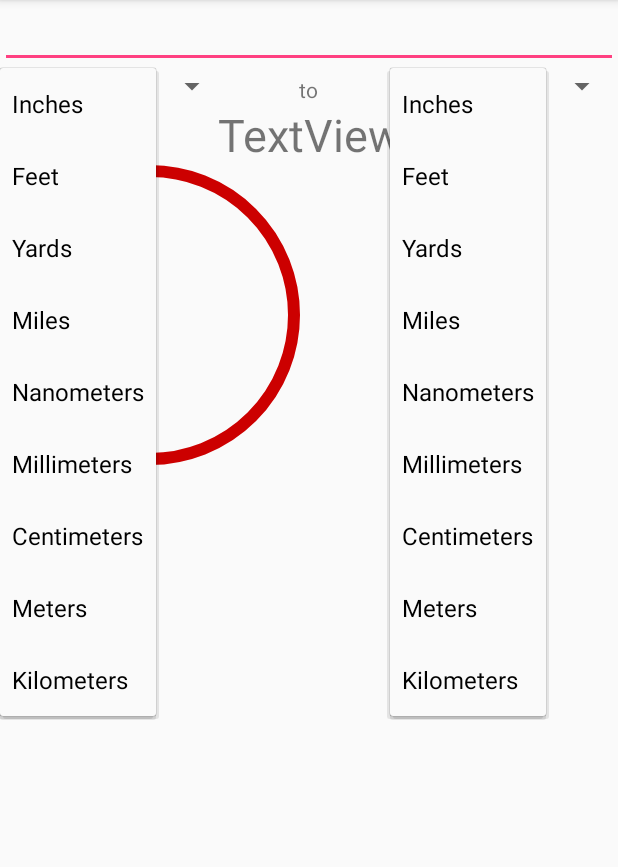
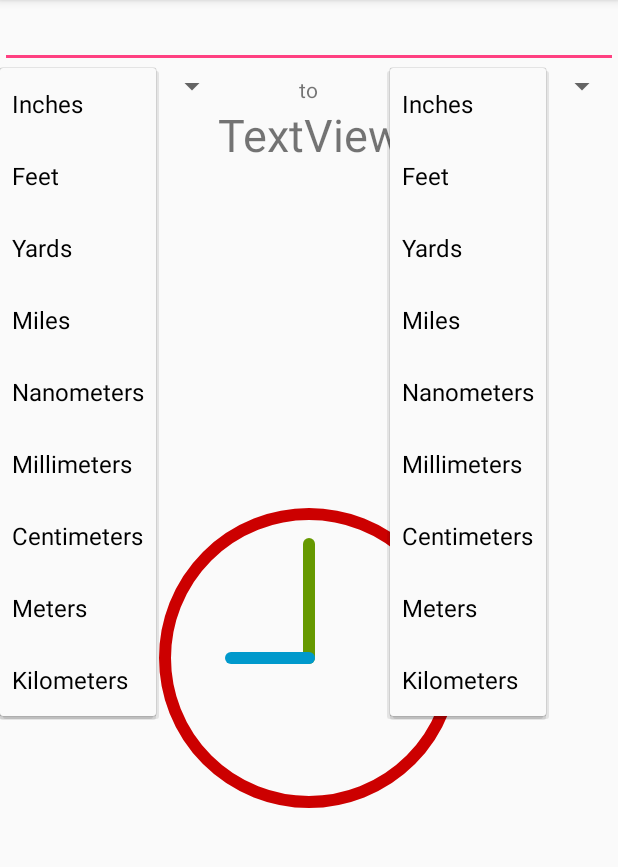
Before and after one commit to gkgkgkgk/AndroidVisualMetricsConverter, an Android app: the screen it shows after launch (MainActivity), after a tap on "Distance", on a phone screen of 412 x 824 dp, the part 84-951 px from its top. Run offline under Robolectric (Android 15) with nearby library versions, the phone set to English and light mode, and no system bars; 3 other taps on this screen came first.

Commit message:
Ok, Animation Works.
Working on custom animations now

```diff
--- a/app/src/main/java/com/example/gavri/metricsconverter/MainActivity.java
+++ b/app/src/main/java/com/example/gavri/metricsconverter/MainActivity.java
@@ -1,6 +1,7 @@
 package com.example.gavri.metricsconverter;
 
 import android.graphics.drawable.Animatable;
+import android.graphics.drawable.AnimatedVectorDrawable;
 import android.graphics.drawable.Drawable;
 import android.media.Image;
 import android.os.Bundle;
@@ -32,9 +33,9 @@ public class MainActivity extends AppCompatActivity
 
     Spinner spinnerLeft, spinnerRight;
 
-    String currentUnit;
+    String currentUnit = "";
 
-    ImageView animation;
+    ImageView imageView;
 
     @Override
     protected void onCreate(Bundle savedInstanceState) {
@@ -43,7 +44,7 @@ public class MainActivity extends AppCompatActivity
         Toolbar toolbar = (Toolbar) findViewById(R.id.toolbar);
         setSupportActionBar(toolbar);
 
-        animation = (ImageView) findViewById(R.id.animationImage);
+        imageView = (ImageView) findViewById(R.id.animationImage);
         setUpAnimation();
 
         addSpinnerListeners();
@@ -195,6 +196,7 @@ public class MainActivity extends AppCompatActivity
     }
 
     public void calculate(String unit){
+        setUpAnimation();
         switch(unit){
             case "time":
                 calculateTime();
@@ -601,10 +603,13 @@ public class MainActivity extends AppCompatActivity
     }
 
     public void setUpAnimation(){
-        System.out.println("Setting up animation");
-        Drawable d = animation.getDrawable();
-        if (d instanceof Animatable) {
-            ((Animatable) d).start();
+        Drawable d = imageView.getDrawable();
+        if (d instanceof AnimatedVectorDrawable) {
+            AnimatedVectorDrawable a = (AnimatedVectorDrawable) d;
+            EditText editText14 = (EditText)findViewById(R.id.editText14);
+            TextView text = (TextView)findViewById(R.id.answer);
+            startAnimation(a, currentUnit, editText14.getText().toString(), text.getText().toString());
+            a.start();
         }
         else{
             System.out.println("Not Drawing");
@@ -612,5 +617,25 @@ public class MainActivity extends AppCompatActivity
 
     }
 
+    public void startAnimation(AnimatedVectorDrawable animation, String unit, String editText, String answer){
+        switch(unit){
+            case "time":
+                imageView.setImageResource(R.drawable.clock_animation);
+                animation.start();
+                break;
+            case "speed":
+                break;
+            case "mass":
+                break;
+            case "cooking":
+                break;
+            case "data":
+                break;
+            case "distance":
+                break;
+            default:
+                break;
+        }
+    }
 
 }
--- a/app/src/main/res/drawable/clock.xml
+++ b/app/src/main/res/drawable/clock.xml
@@ -5,7 +5,7 @@
     android:viewportHeight="100"
     android:viewportWidth="100" >
     <group
-        android:name="minutes"
+        android:name="first_rotation"
         android:pivotX="50"
         android:pivotY="50"
         android:rotation="0">
@@ -16,7 +16,7 @@
             android:pathData="M 50,50 L 50,12"/>
     </group>
     <group
-        android:name="hours"
+        android:name="second_rotation"
         android:pivotX="50"
         android:pivotY="50"
         android:rotation="0">
--- a/app/src/main/res/drawable/clock_animation.xml
+++ b/app/src/main/res/drawable/clock_animation.xml
@@ -1,17 +1,12 @@
 <animated-vector
     xmlns:android = "http://schemas.android.com/apk/res/android"
-    android:drawable="@drawable/clock"
-    >
+    android:drawable="@drawable/clock">
 <target
     android:animation="@animator/first_rotation"
-    android:name="first"
-    >
+    android:name= "first_rotation">
 </target>
     <target
         android:animation="@animator/second_rotation"
-        android:name="second"
-        >
+        android:name="second_rotation">
     </target>
-
-
 </animated-vector>
--- a/app/src/main/res/layout/content_main.xml
+++ b/app/src/main/res/layout/content_main.xml
@@ -4,9 +4,7 @@
     android:layout_width="wrap_content"
     xmlns:tools="http://schemas.android.com/tools"
     xmlns:app="http://schemas.android.com/apk/res-auto"
-                app:layout_behavior="android.support.design.widget.AppBarLayout$ScrollingViewBehavior"
-
-    >
+    app:layout_behavior="android.support.design.widget.AppBarLayout$ScrollingViewBehavior">
 
     <RelativeLayout
         android:id="@+id/relativeLayout"
@@ -70,7 +68,9 @@
                 android:layout_width="wrap_content"
                 android:layout_height="wrap_content"
                 android:id="@+id/animationImage"
-                android:src = "@drawable/clock"/>
+                android:src = "@drawable/clock_animation"
+                android:layout_gravity="center"
+                />
         </FrameLayout>
     </RelativeLayout>
 
```
Lines whose indentation alone changed are shown as unchanged.
